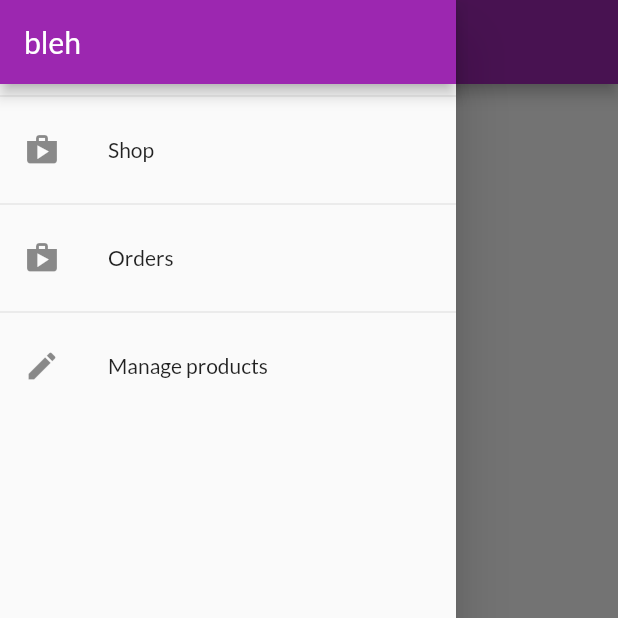
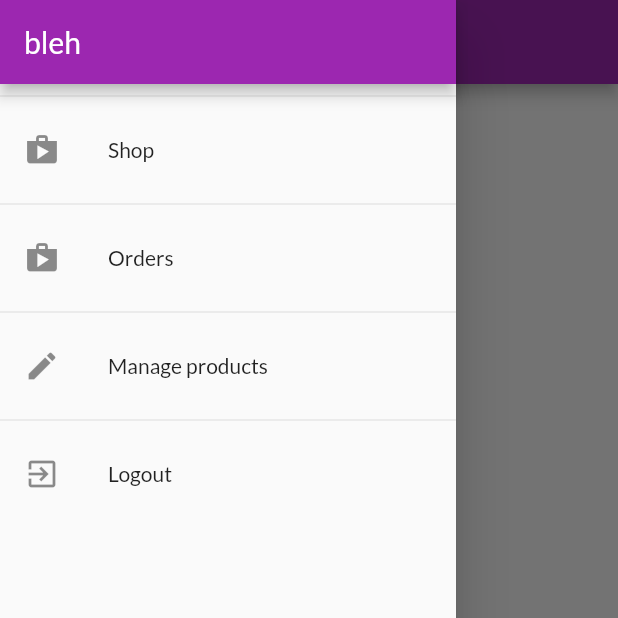
Before and after one commit to meistermuka/flutter_shop_app, a Flutter app: the OrdersScreen screen opened by its route, with the side drawer open, on a phone screen of 412 x 824 dp, the top half of it. Run offline on Flutter 3.47's test engine with Material 2 defaults, Android fonts, the phone set to English and light mode, and no system bars; network calls fail.

Commit message:
adding logout functionality

```diff
--- a/lib/widgets/app_drawer.dart
+++ b/lib/widgets/app_drawer.dart
@@ -1,5 +1,7 @@
 import 'package:flutter/material.dart';
-import 'package:flutter_complete_guide/screens/user_products_screen.dart';
+import 'package:provider/provider.dart';
+import '../providers/auth.dart';
+import '../screens/user_products_screen.dart';
 
 import '../screens/orders_screen.dart';
 
@@ -39,6 +41,16 @@ class AppDrawer extends StatelessWidget {
                   .pushReplacementNamed(UserProductsScreen.routeName);
             },
           ),
+          Divider(),
+          ListTile(
+            leading: Icon(Icons.exit_to_app),
+            title: Text('Logout'),
+            onTap: () {
+              // closing the drawer
+              Navigator.of(context).pop();
+              Provider.of<Auth>(context, listen: false).logout();
+            },
+          ),
         ],
       ),
     );
```
Also changed, not shown: lib/providers/auth.dart (+8 -0 lines).
